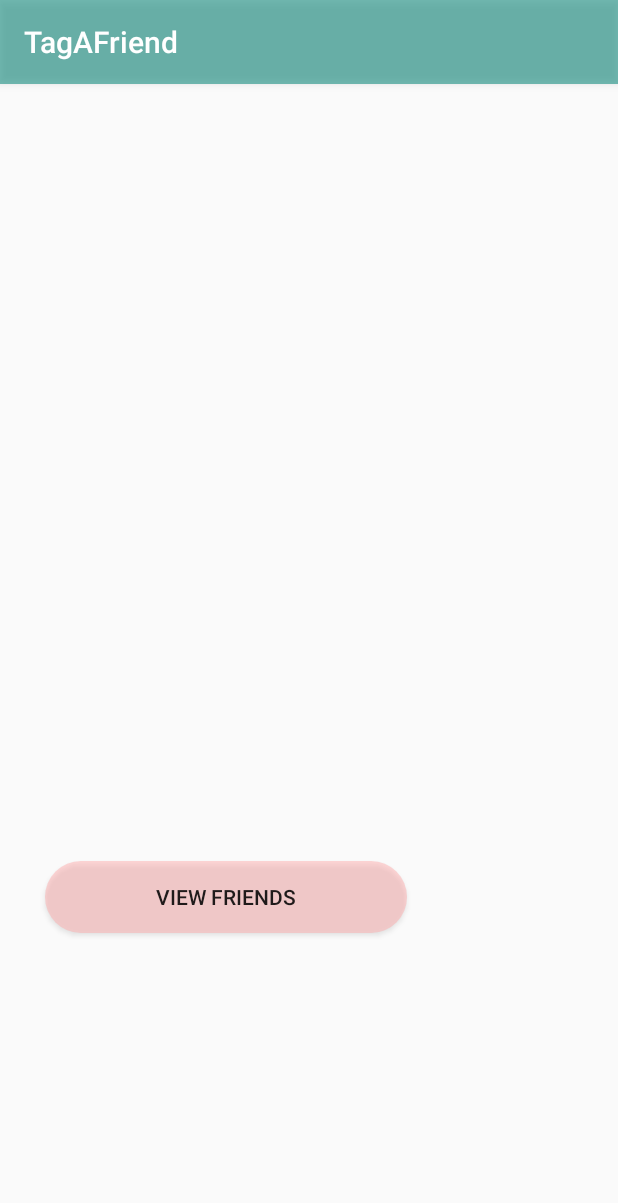
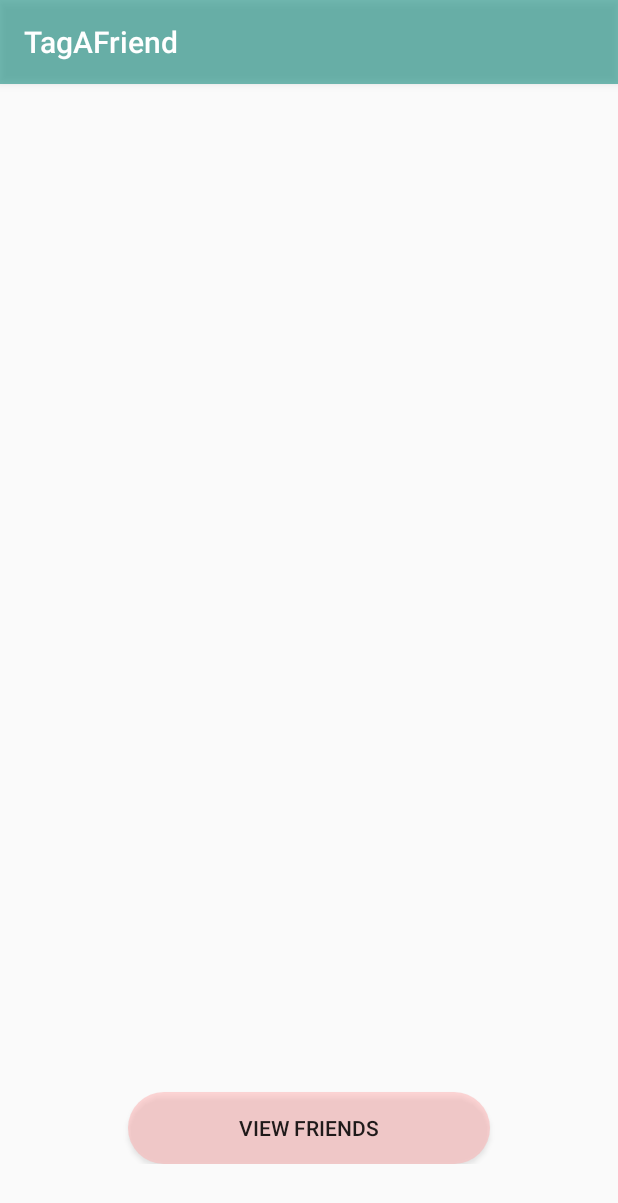
Before and after one commit to Chillin-Bacon/TagAFriend, an Android app: the GetCurrentFriends screen opened directly, with no data from a screen before it, on a phone screen of 412 x 824 dp. Shown: the top 1203 px of the screen. Run offline under Robolectric (Android 15) with nearby library versions, the phone set to English and light mode, and no system bars; our stand-ins replace Firebase (no records; nobody signed in at launch, a user with empty details on screens opened directly).

Commit message:
Fixed some layout issues that I noticed on orientation change

```diff
--- a/app/src/main/res/layout/activity_get_current_friends.xml
+++ b/app/src/main/res/layout/activity_get_current_friends.xml
@@ -1,7 +1,9 @@
 <?xml version="1.0" encoding="utf-8"?>
 <RelativeLayout xmlns:android="http://schemas.android.com/apk/res/android"
     android:layout_width="match_parent"
-    android:layout_height="match_parent">
+    android:layout_height="match_parent"
+    android:padding="16dp"
+    android:layout_marginVertical="32dp">
 
     <!--<Button-->
         <!--android:id="@+id/addFriendToDB"-->
@@ -34,25 +36,22 @@
         <!--android:ems="10"-->
         <!--android:hint="Enter Friend Code"-->
         <!--android:inputType="textPersonName" />-->
-
-    <Button
-        android:id="@+id/viewFriendsListButton"
-        android:layout_width="241dp"
-        android:layout_height="wrap_content"
-        android:layout_alignParentStart="true"
-        android:layout_alignParentBottom="true"
-        android:layout_marginStart="30dp"
-        android:layout_marginBottom="202dp"
-        android:background="@drawable/radius_pink"
-        android:text="view friends" />
-
     <TextView
         android:id="@+id/friendListTextView"
         android:layout_width="221dp"
         android:layout_height="81dp"
         android:layout_alignParentTop="true"
         android:layout_centerHorizontal="true"
-        android:layout_marginTop="58dp"
         android:text="TextView" />
+    <Button
+        android:id="@+id/viewFriendsListButton"
+        android:layout_width="241dp"
+        android:layout_height="wrap_content"
+        android:layout_alignParentBottom="true"
+        android:layout_centerHorizontal="true"
+        android:background="@drawable/radius_pink"
+        android:text="view friends" />
+
+
 
 </RelativeLayout>
--- a/app/src/main/res/layout/activity_sign_up.xml
+++ b/app/src/main/res/layout/activity_sign_up.xml
@@ -92,7 +92,6 @@
                 android:layout_marginTop="16dp"
                 android:text="Sign Up"
                 android:onClick="signupButtonClicked"
-                android:textColor="@android:color/darker_gray"
                 android:textStyle="bold" />
 
         </LinearLayout>
```
Also changed, not shown: app/src/main/res/layout/activity_add_friend_to_db.xml (+4 -4 lines), app/src/main/res/layout/activity_tag_friend.xml (+6 -5 lines).
